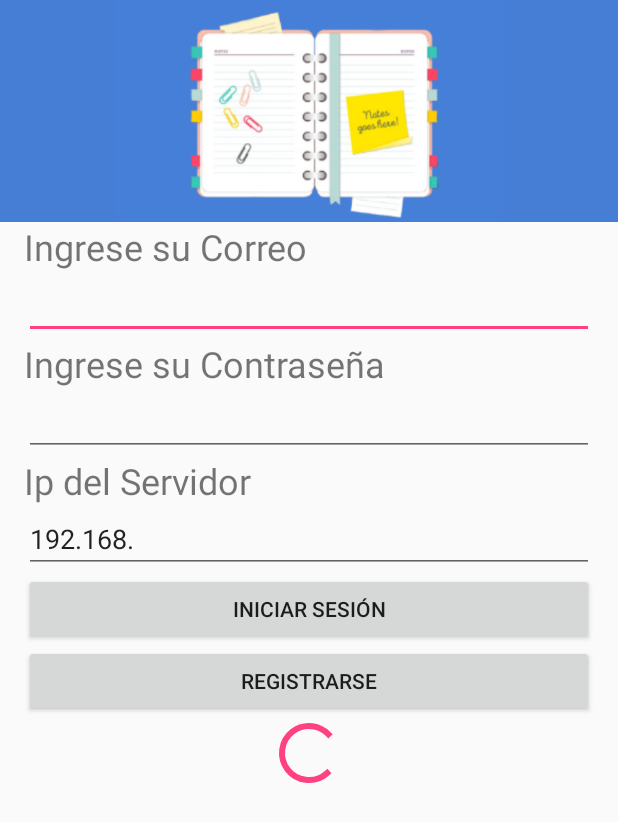
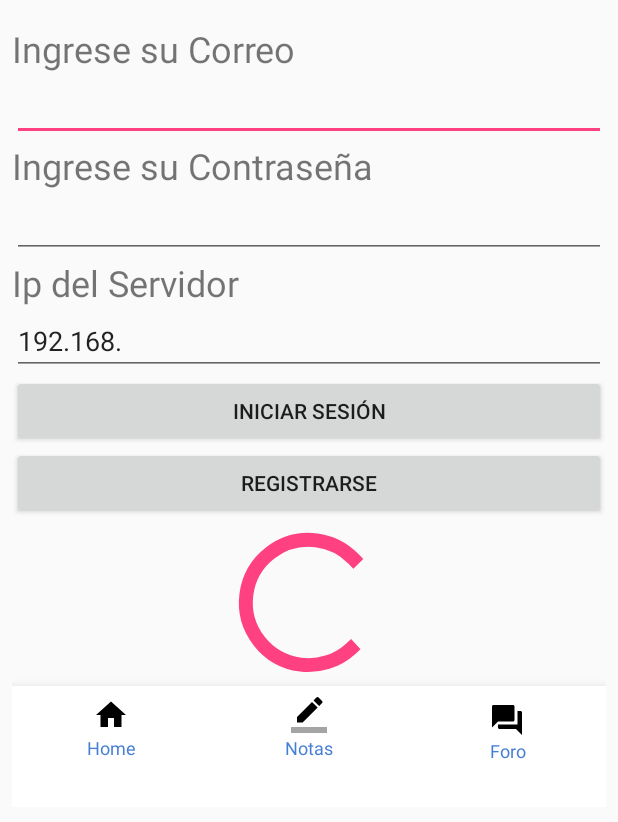
Before and after one commit to LillithSakura/ProyectoAPPGENDA, an Android app: the layout activity_login.xml on its own in the app's theme, with its tools: preview values and no code run, on a phone screen of 412 x 824 dp. Shown: the top 822 px of the screen. Run offline under Robolectric (Android 15) with nearby library versions, the phone set to English and light mode, and no system bars.

Commit message:
APPGENDA 0.3
CLASES Y ACTIVITIES REORGANIZADAS
TRES PANTALLAS PRINCIPALES ORDENADAS
ANIMACIONES DE TRANSICIÓN AGREGADAS A FALTANTES

```diff
--- a/app/src/main/AndroidManifest.xml
+++ b/app/src/main/AndroidManifest.xml
@@ -9,7 +9,7 @@
         android:roundIcon="@mipmap/ic_launcher_round"
         android:supportsRtl="true"
         android:theme="@style/AppTheme">
-        <activity android:name=".LoginActivity" android:label="@string/LoginActivityNAME">
+        <activity android:name=".HomeActivity" android:label="@string/HomeActivityNAME">
             <intent-filter>
                 <action android:name="android.intent.action.MAIN" />
 
@@ -18,7 +18,7 @@
         </activity>
         <activity android:name=".ListaNotasActivity" android:label="@string/ListaNotasActivityNAME"/>
         <activity android:name=".NoteActivity" android:label="@string/NoteActivityNAME"/>
-        <activity android:name=".HomeActivity" android:label="@string/HomeActivityNAME"></activity>
+        <activity android:name=".LoginActivity" android:label="@string/LoginActivityNAME"/>
     </application>
 
 </manifest>
--- a/app/src/main/res/layout/activity_login.xml
+++ b/app/src/main/res/layout/activity_login.xml
@@ -4,32 +4,20 @@
     xmlns:tools="http://schemas.android.com/tools"
     android:layout_width="match_parent"
     android:layout_height="match_parent"
-    tools:context="mx.edu.itlp.proyectoappgenda.ListadoNotasActivity"
+    tools:context="mx.edu.itlp.proyectoappgenda.LoginActivity"
     tools:layout_editor_absoluteY="81dp">
-
-    <ImageView
-        android:id="@+id/imageView"
-        android:layout_width="0dp"
-        android:layout_height="148dp"
-        android:background="@color/colorPrimary"
-        android:src="@drawable/appgenda"
-        app:layout_constraintBottom_toTopOf="@+id/linearLayout"
-        app:layout_constraintEnd_toEndOf="parent"
-        app:layout_constraintStart_toStartOf="parent"
-        app:layout_constraintTop_toTopOf="parent" />
 
     <LinearLayout
         android:id="@+id/linearLayout"
         android:layout_width="0dp"
-        android:layout_height="0dp"
-        android:layout_marginBottom="1dp"
-        android:layout_marginEnd="16dp"
-        android:layout_marginStart="16dp"
+        android:layout_height="522dp"
+        android:layout_marginEnd="8dp"
+        android:layout_marginStart="8dp"
+        android:layout_marginTop="16dp"
         android:orientation="vertical"
-        app:layout_constraintBottom_toBottomOf="parent"
         app:layout_constraintEnd_toEndOf="parent"
         app:layout_constraintStart_toStartOf="parent"
-        app:layout_constraintTop_toBottomOf="@+id/imageView">
+        app:layout_constraintTop_toTopOf="parent">
 
         <TextView
             android:id="@+id/textView2"
@@ -110,7 +98,80 @@
             android:id="@+id/progressBar3"
             style="?android:attr/progressBarStyle"
             android:layout_width="match_parent"
-            android:layout_height="wrap_content" />
+            android:layout_height="111dp" />
+
+        <LinearLayout
+            android:id="@+id/bottonNavBar"
+            android:layout_width="match_parent"
+            android:layout_height="match_parent"
+            android:layout_alignParentBottom="true"
+            android:background="#ffffff"
+            android:elevation="10dp"
+            android:foregroundGravity="bottom"
+            android:orientation="horizontal"
+            android:paddingTop="5dp"
+            app:layout_constraintBottom_toBottomOf="parent"
+            app:layout_constraintEnd_toEndOf="parent"
+            app:layout_constraintHorizontal_bias="1.0"
+            app:layout_constraintStart_toStartOf="parent">
+
+
+            <RadioGroup
+                android:id="@+id/radioGroup1"
+                android:layout_width="match_parent"
+                android:layout_height="48dp"
+                android:baselineAligned="false"
+                android:gravity="center"
+                android:orientation="horizontal">
+
+                <RadioButton
+                    android:id="@+id/home"
+                    android:layout_width="match_parent"
+                    android:layout_height="match_parent"
+                    android:layout_weight="1"
+                    android:button="@null"
+                    android:checked="false"
+                    android:drawableTop="@drawable/ic_home_black_24dp"
+                    android:gravity="center"
+                    android:padding="2dp"
+                    android:text="Home"
+                    android:textColor="@color/colorPrimary"
+                    android:textSize="12sp" />
+
+                <RadioButton
+                    android:id="@+id/notas"
+                    android:layout_width="match_parent"
+                    android:layout_height="match_parent"
+                    android:layout_weight="1"
+                    android:button="@null"
+                    android:checked="false"
+                    android:drawableTop="@drawable/ic_border_color_black_24dp"
+                    android:gravity="center"
+                    android:padding="2dp"
+                    android:text="Notas"
+                    android:textColor="@color/colorPrimary"
+                    android:textSize="12sp" />
+
+                <RadioButton
+                    android:id="@+id/foro"
+                    android:layout_width="match_parent"
+                    android:layout_height="match_parent"
+                    android:layout_weight="1"
+                    android:button="@null"
+                    android:checked="false"
+                    android:drawableTop="@drawable/ic_forum_black_24dp"
+                    android:gravity="center"
+                    android:paddingBottom="2dp"
+                    android:paddingLeft="2dp"
+                    android:paddingRight="2dp"
+                    android:paddingTop="5dp"
+                    android:text="Foro"
+                    android:textColor="@color/colorPrimary"
+                    android:textSize="12sp" />
+
+
+            </RadioGroup>
+        </LinearLayout>
 
     </LinearLayout>
 
--- a/app/src/main/res/values/strings.xml
+++ b/app/src/main/res/values/strings.xml
@@ -11,7 +11,7 @@
     <string name="title_dashboard">Notas</string>
     <string name="title_notifications">Foro</string>
     <string name="NoteActivityNAME">Nueva Nota</string>
-    <string name="LoginActivityNAME">Ingresar</string>
+    <string name="LoginActivityNAME">Ingresar a chat grupal</string>
     <string name="ListaNotasActivityNAME">Notas y Recordatorios</string>
-    <string name="HomeActivityNAME">Inicio</string>
+    <string name="HomeActivityNAME">APPGENDA+</string>
 </resources>
```
Also changed, not shown: app/src/main/java/mx/edu/itlp/proyectoappgenda/HomeActivity.java (+4 -6 lines), app/src/main/java/mx/edu/itlp/proyectoappgenda/ListaNotasActivity.java (+4 -6 lines), app/src/main/java/mx/edu/itlp/proyectoappgenda/LoginActivity.java (+42 -2 lines), app/src/main/res/layout/activity_home.xml (+24 -5 lines), app/src/main/res/layout/activity_lista_notas.xml (+11 -5 lines), app/src/main/res/drawable/appgenda.PNG (deleted), app/src/main/res/drawable/appgenda1.PNG (added).
